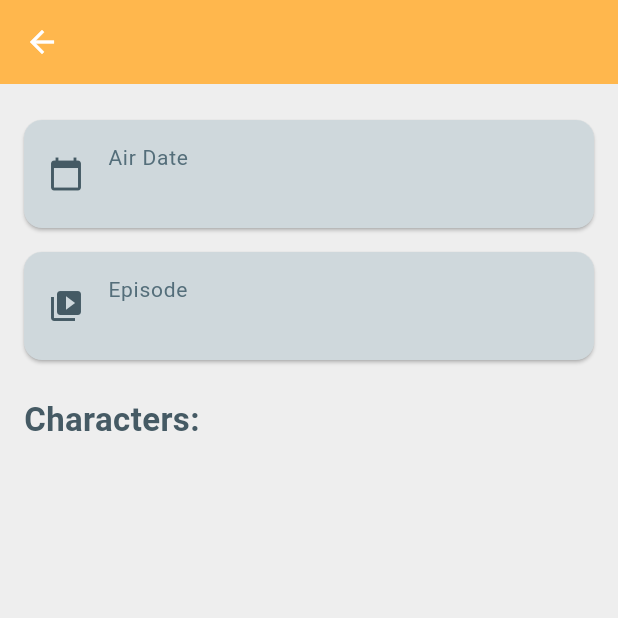
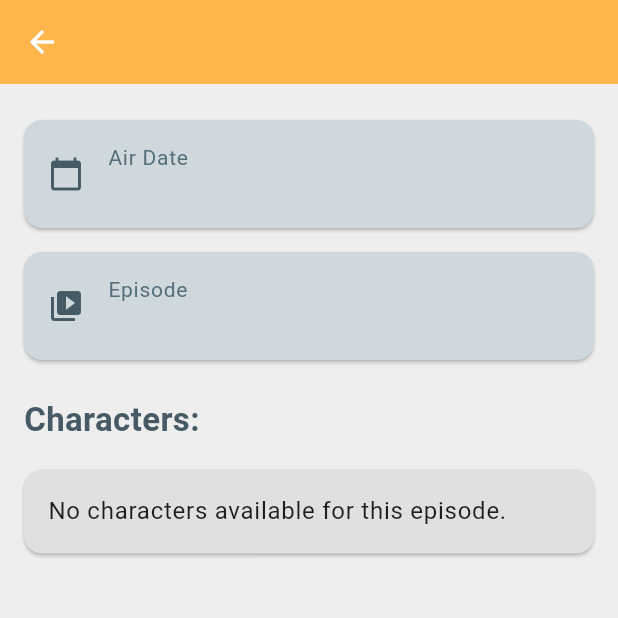
Before and after one commit to yasirkas/Rick_and_Morty_App, a Flutter app: the EpisodeDetails screen opened directly with empty values, on a phone screen of 412 x 824 dp, the top half of it. Run offline on Flutter 3.47's test engine with Material 3 defaults, Android fonts, the phone set to English and light mode, and no system bars; our stand-ins replace dio; network calls fail.

Commit message:
colors made dynamic

```diff
--- a/lib/feature_product/contains/static_colors.dart
+++ b/lib/feature_product/contains/static_colors.dart
@@ -1,13 +1,71 @@
 import 'package:flutter/material.dart';
 
 class StaticColors {
-  //Character Page Colors
-  final Color characterBGColor = Colors.blueAccent;
-  final Color characterFGColor = Colors.white;
-  final Color characterAlive = Colors.green;
-  final Color characterDead = Colors.red;
-  final Color characterUnknown = Colors.grey;
+  //Common Colors
+  final Color characterAliveColor = Colors.green;
+  final Color characterDeadColor = Colors.red;
+  final Color characterUnknownColor = Colors.grey;
+  final Color loadingTextColor = Colors.black87;
+  final Color loadingCardColor = Colors.grey.shade300;
+
+  //Characters Page Colors
+  final Color characterPageBGColor = Colors.blueAccent;
+  final Color characterPageFGColor = Colors.white;
+  final Color characterNameColor = Colors.black;
+  final Color characterSubtitleColor = Colors.grey.shade900;
 
   //Character Details Page Colors
+  final Color characterDetailsGeneralBGColor = Colors.blueGrey.shade50;
+  final Color characterDetailsBGColor = Colors.blue.shade300;
+  final Color characterDetailsFGColor = Colors.white;
+  final Color characterDetailsNameColor = Colors.black87;
+  final Color characterDetailsIconColor = Colors.blueGrey.shade800;
+  final Color characterDetailsTitleColor = Colors.blueGrey.shade700;
+  final Color characterDetailsSubtitleColor = Colors.black87;
 
+  //Location Page Colors
+  final Color locationPageBGColor = Colors.green;
+  final Color locationPageFGColor = Colors.white;
+  final Color locationPageIconColor = Colors.greenAccent;
+  final Color locationPageNameColor = Colors.black;
+  final Color locationPageSubtitleColor = Colors.grey.shade900;
+  final Color locationPageArrowColor = Colors.greenAccent;
+
+  //Location Details Page Colors
+  final Color locationDetailsGeneralBGColor = Colors.grey.shade200;
+  final Color locationDetailsBGColor = Colors.green.shade400;
+  final Color locationDetailsFGColor = Colors.white;
+  final Color residentsColor = Colors.blueGrey.shade700;
+  final Color locationDetailsInfoCardBGColor = Colors.blueGrey.shade100;
+  final Color locationDetailsIconColor = Colors.blueGrey.shade700;
+  final Color locationDetailsTitleColor = Colors.blueGrey.shade600;
+  final Color locationDetailsSubtitleColor = Colors.black87;
+  final Color locationDetailsCharacterCardColor = Colors.white;
+  final Color locationDetailsCharacterNameColor = Colors.black87;
+  final Color locationDetailsCharacterSubtitleColor = Colors.black54;
+  final Color noResidentsAvailableColor = Colors.black87;
+  final Color noResidentsCardColor = Colors.grey.shade300;
+
+  //Episodes Page Colors
+  final Color episodePageBGColor = Colors.orangeAccent;
+  final Color episodePageFGColor = Colors.white;
+  final Color episodePageIconColor = Colors.blueAccent;
+  final Color episodePageNameColor = Colors.black;
+  final Color episodePageSubtitleColor = Colors.black87;
+  final Color episodePageArrowColor = Colors.blueAccent;
+
+  //Episode Details Page Colors
+  final Color episodeDetailsGeneralBGColor = Colors.grey.shade200;
+  final Color episodeDetailsBGColor = Colors.orange.shade300;
+  final Color episodeDetailsFGColor = Colors.white;
+  final Color charactersColor = Colors.blueGrey.shade700;
+  final Color episodeDetailsInfoCardBGColor = Colors.blueGrey.shade100;
+  final Color episodeDetailsIconColor = Colors.blueGrey.shade700;
+  final Color episodeDetailsTitleColor = Colors.blueGrey.shade600;
+  final Color episodeDetailsSubtitleColor = Colors.black87;
+  final Color episodeDetailsCharacterCardColor = Colors.white;
+  final Color episodeDetailsCharacterNameColor = Colors.black87;
+  final Color episodeDetailsCharacterSubtitleColor = Colors.black54;
+  final Color noCharactersCardColor = Colors.grey.shade300;
+  final Color noCharactersAvailableColor = Colors.black87;
 }
--- a/lib/feature_product/contains/static_texts.dart
+++ b/lib/feature_product/contains/static_texts.dart
@@ -13,13 +13,12 @@ class StaticTexts {
   final String location = 'Location';
   final String origin = 'Origin';
   final String episodes = 'Episodes';
+  final String noCharactersAvailable =
+      'No characters available for this episode.';
 
   // Common feature
   final String unknown = 'Unknown';
   final String loading = 'Loading...';
-  final String errorLoadingCharacter = 'Error loading character';
-  final String noDataAvailable = 'No data available';
-
   //Location Page
   final String locationsPageTitle = 'Locations';
   final String type = 'Type';
@@ -27,6 +26,8 @@ class StaticTexts {
   final String residents = 'Residents';
   final String noLocationsFound = 'No locations found.';
   final String noTypeAvailable = 'No type available';
+  final String noResidentsAvailable =
+      'No residents available for this location.';
 
   //Episodes Page
   final String episodesPageTitle = 'Episodes';
--- a/lib/feature_product/episode/episode_details.dart
+++ b/lib/feature_product/episode/episode_details.dart
@@ -1,6 +1,7 @@
 import 'package:flutter/material.dart';
 import 'package:rick_and_morty_app/feature_product/character/character_details.dart';
 import 'package:rick_and_morty_app/feature_product/character/character_model.dart';
+import 'package:rick_and_morty_app/feature_product/contains/static_colors.dart';
 import 'package:rick_and_morty_app/feature_product/episode/episode_model.dart';
 import 'package:rick_and_morty_app/feature_product/service/service.dart';
 import 'package:rick_and_morty_app/feature_product/contains/static_texts.dart';
@@ -13,14 +14,14 @@ class EpisodeDetails extends StatelessWidget {
   @override
   Widget build(BuildContext context) {
     return Scaffold(
-      backgroundColor: Colors.grey.shade200,
+      backgroundColor: StaticColors().episodeDetailsGeneralBGColor,
       appBar: AppBar(
         title: Text(
           episode.name ?? '',
           style: const TextStyle(fontWeight: FontWeight.bold),
         ),
-        backgroundColor: Colors.orange.shade300,
-        foregroundColor: Colors.white,
+        backgroundColor: StaticColors().episodeDetailsBGColor,
+        foregroundColor: StaticColors().episodeDetailsFGColor,
         elevation: 0,
       ),
       body: SingleChildScrollView(
@@ -38,20 +39,19 @@ class EpisodeDetails extends StatelessWidget {
               style: TextStyle(
                 fontSize: 22,
                 fontWeight: FontWeight.bold,
-                color: Colors.blueGrey.shade700,
+                color: StaticColors().charactersColor,
               ),
             ),
             const SizedBox(height: 10),
+            if (episode.characters == null || episode.characters!.isEmpty)
+              _noCharactersCard()
+            else
               ...episode.characters!.map((characterUrl) {
                 return FutureBuilder<CharacterModel?>(
                   future: _service.getCharacter(characterUrl),
                   builder: (context, snapshot) {
                     if (snapshot.connectionState == ConnectionState.waiting) {
                       return _loadingCard();
-                  } else if (snapshot.hasError) {
-                    return _errorCard();
-                  } else if (!snapshot.hasData) {
-                    return _noDataCard();
                     } else {
                       final character = snapshot.data!;
                       return _characterCard(context, character);
@@ -67,19 +67,22 @@ class EpisodeDetails extends StatelessWidget {
 
   Widget _infoCard(IconData icon, String title, String? value) {
     return Card(
-      color: Colors.blueGrey.shade100,
+      color: StaticColors().episodeDetailsInfoCardBGColor,
       margin: const EdgeInsets.symmetric(vertical: 8),
       shape: RoundedRectangleBorder(borderRadius: BorderRadius.circular(12)),
       child: ListTile(
-        leading: Icon(icon, color: Colors.blueGrey.shade700),
+        leading: Icon(icon, color: StaticColors().episodeDetailsIconColor),
         title: Text(
           title,
-          style: TextStyle(color: Colors.blueGrey.shade600, fontSize: 14),
+          style: TextStyle(
+              color: StaticColors().episodeDetailsTitleColor, fontSize: 14),
         ),
         subtitle: Text(
           value ?? StaticTexts().unknown,
           style: TextStyle(
-              fontSize: 16, fontWeight: FontWeight.bold, color: Colors.black87),
+              fontSize: 16,
+              fontWeight: FontWeight.bold,
+              color: StaticColors().episodeDetailsSubtitleColor),
         ),
       ),
     );
@@ -87,7 +90,7 @@ class EpisodeDetails extends StatelessWidget {
 
   Widget _characterCard(BuildContext context, CharacterModel character) {
     return Card(
-      color: Colors.white,
+      color: StaticColors().episodeDetailsCharacterCardColor,
       elevation: 2,
       margin: const EdgeInsets.symmetric(vertical: 8),
       shape: RoundedRectangleBorder(borderRadius: BorderRadius.circular(12)),
@@ -98,7 +101,9 @@ class EpisodeDetails extends StatelessWidget {
         ),
         title: Text(
           character.name ?? '',
-          style: const TextStyle(color: Colors.black87, fontSize: 18),
+          style: TextStyle(
+              color: StaticColors().episodeDetailsCharacterNameColor,
+              fontSize: 18),
         ),
         subtitle: Row(
           children: [
@@ -106,15 +111,17 @@ class EpisodeDetails extends StatelessWidget {
               Icons.circle,
               size: 12,
               color: (character.status == 'Alive')
-                  ? Colors.green
+                  ? StaticColors().characterAliveColor
                   : (character.status == 'Dead')
-                      ? Colors.red
-                      : Colors.grey,
+                      ? StaticColors().characterDeadColor
+                      : StaticColors().characterUnknownColor,
             ),
             const SizedBox(width: 6),
             Text(
               '${character.status} - ${character.species}',
-              style: const TextStyle(color: Colors.black54, fontSize: 14),
+              style: TextStyle(
+                  color: StaticColors().episodeDetailsCharacterSubtitleColor,
+                  fontSize: 14),
             ),
           ],
         ),
@@ -131,42 +138,28 @@ class EpisodeDetails extends StatelessWidget {
 
   Widget _loadingCard() {
     return Card(
-      color: Colors.grey.shade300,
+      color: StaticColors().loadingCardColor,
       margin: const EdgeInsets.symmetric(vertical: 8),
       shape: RoundedRectangleBorder(borderRadius: BorderRadius.circular(12)),
       child: ListTile(
         leading: Image.asset('assets/gif/portal_loading.gif'),
         title: Text(
           StaticTexts().loading,
-          style: TextStyle(color: Colors.black87),
+          style: TextStyle(color: StaticColors().loadingTextColor),
         ),
       ),
     );
   }
 
-  Widget _errorCard() {
+  Widget _noCharactersCard() {
     return Card(
-      color: Colors.red.shade100,
+      color: StaticColors().noCharactersCardColor,
       margin: const EdgeInsets.symmetric(vertical: 8),
       shape: RoundedRectangleBorder(borderRadius: BorderRadius.circular(12)),
       child: ListTile(
         title: Text(
-          StaticTexts().errorLoadingCharacter,
-          style: TextStyle(color: Colors.black87),
-        ),
-      ),
-    );
-  }
-
-  Widget _noDataCard() {
-    return Card(
-      color: Colors.grey.shade300,
-      margin: const EdgeInsets.symmetric(vertical: 8),
-      shape: RoundedRectangleBorder(borderRadius: BorderRadius.circular(12)),
-      child: ListTile(
-        title: Text(
-          StaticTexts().noDataAvailable,
-          style: TextStyle(color: Colors.black87),
+          StaticTexts().noCharactersAvailable,
+          style: TextStyle(color: StaticColors().noCharactersAvailableColor),
         ),
       ),
     );
```
Also changed, not shown: lib/feature_product/character/character_details.dart (+13 -9 lines), lib/feature_product/character/character_page.dart (+12 -7 lines), lib/feature_product/episode/episode_page.dart (+13 -8 lines), lib/feature_product/location/location_details.dart (+31 -38 lines), lib/feature_product/location/location_page.dart (+12 -7 lines). Lines whose indentation alone changed are shown as unchanged.
